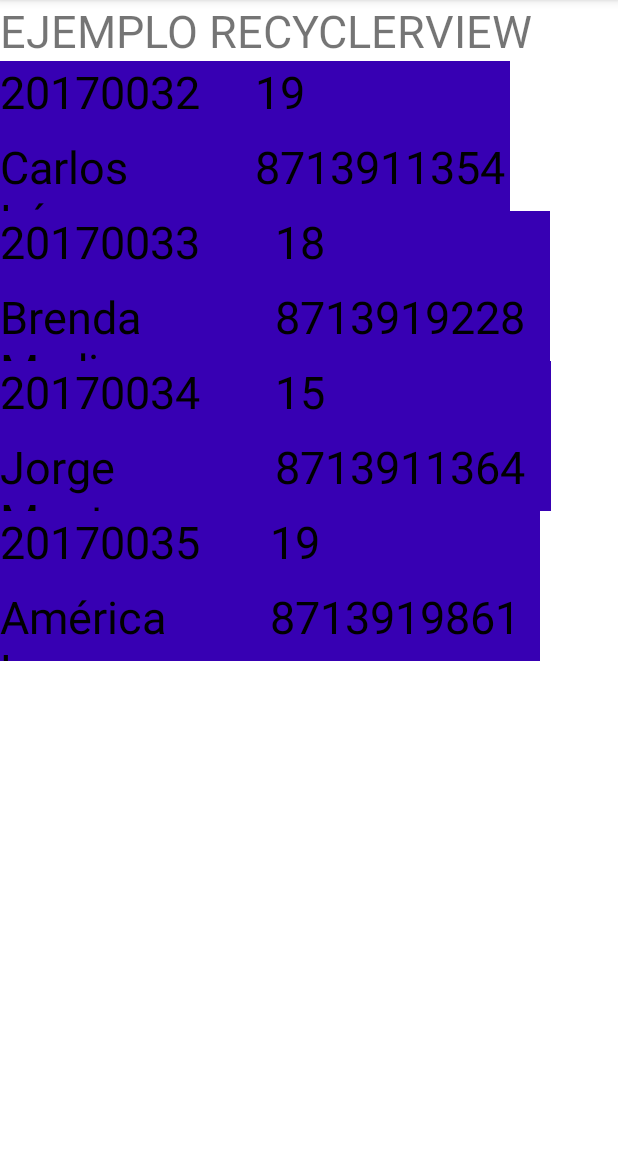
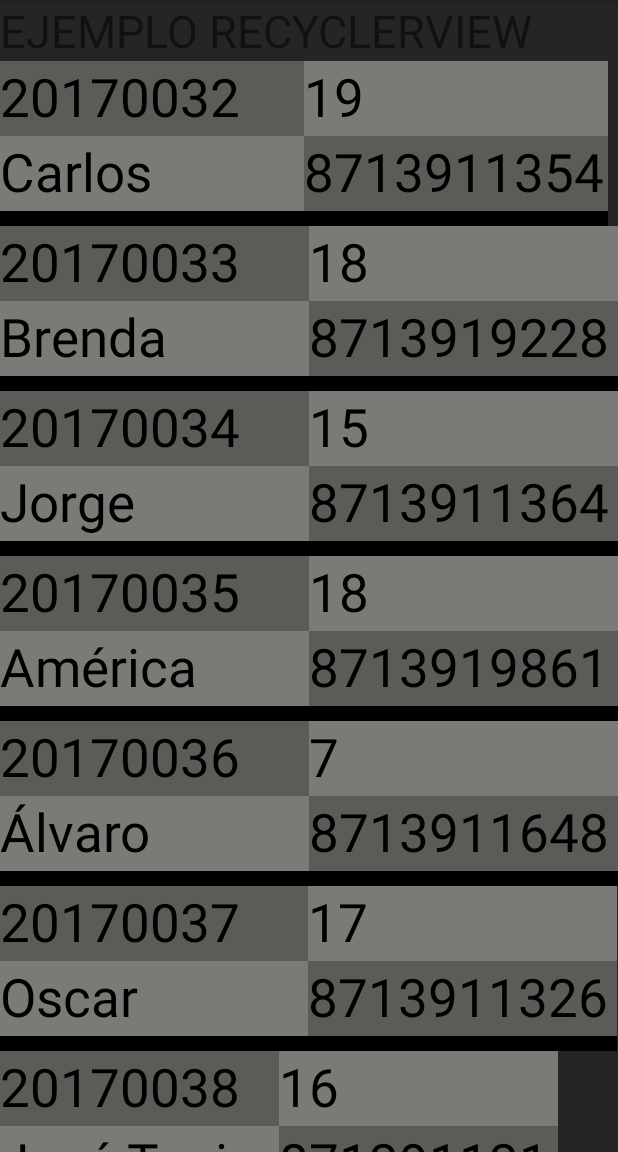
Before and after one commit to CarlosLpz64/RecyclerViewModelos, an Android app: the screen it shows after launch (MainActivity), on a phone screen of 412 x 824 dp, the part 84-1236 px from its top. Run offline under Robolectric (Android 15) with nearby library versions, the phone set to English and light mode, and no system bars.

```diff
--- a/app/src/main/AndroidManifest.xml
+++ b/app/src/main/AndroidManifest.xml
@@ -1,6 +1,8 @@
 <?xml version="1.0" encoding="utf-8"?>
 <manifest xmlns:android="http://schemas.android.com/apk/res/android"
     package="com.example.recyclerviewmodelos">
+
+    <uses-permission android:name="android.permission.CALL_PHONE"/>
 
     <application
         android:allowBackup="true"
--- a/app/src/main/java/com/example/recyclerviewmodelos/MainActivity.java
+++ b/app/src/main/java/com/example/recyclerviewmodelos/MainActivity.java
@@ -1,11 +1,22 @@
 package com.example.recyclerviewmodelos;
 
+import androidx.annotation.NonNull;
 import androidx.appcompat.app.AppCompatActivity;
+import androidx.core.app.ActivityCompat;
+import androidx.core.content.ContextCompat;
 import androidx.recyclerview.widget.GridLayoutManager;
 import androidx.recyclerview.widget.LinearLayoutManager;
 import androidx.recyclerview.widget.RecyclerView;
 
+import android.Manifest;
+import android.content.Intent;
+import android.content.pm.PackageManager;
+import android.net.Uri;
+import android.os.Build;
 import android.os.Bundle;
+import android.util.Log;
+import android.view.View;
+import android.widget.Toast;
 
 import com.example.recyclerviewmodelos.adaptadores.AlumndoAdapter;
 import com.example.recyclerviewmodelos.modelos.alumno;
@@ -16,55 +27,80 @@ import java.util.List;
 public class MainActivity extends AppCompatActivity {
 
     RecyclerView re;
+    //PERMISOS
+    private static final int REQUEST_PERMISSION_CALL = 100;
+
     //RECYCLER VIEW TRABAJA CON UN ADAPTADOR Y CONTEXTO (VIEWGROUP)
     // EL ADAPTADOR TRABAJA CON DISEÑO Y DATOS
-
     @Override
     protected void onCreate(Bundle savedInstanceState) {
         super.onCreate(savedInstanceState);
         setContentView(R.layout.activity_main);
+        //LISTA DE TIPO ALUMNOS
         List<alumno> Alumnos = new ArrayList<>();
 
+        //AGREGAR ELEMENTOS A LA LISTA
         Alumnos.add(new alumno ("Carlos López", "20170032", "8713911354", "19"));
         Alumnos.add(new alumno ("Brenda Medina", "20170033", "8713919228", "18"));
         Alumnos.add(new alumno ("Jorge Montoya", "20170034", "8713911364", "15"));
-        Alumnos.add(new alumno ("América Loera", "20170035", "8713919861", "19"));
+        Alumnos.add(new alumno ("América Loera", "20170035", "8713919861", "18"));
+        Alumnos.add(new alumno ("Álvaro Rentería", "20170036", "8713911648", "7"));
+        Alumnos.add(new alumno ("Oscar Zapata", "20170037", "8713911326", "17"));
+        Alumnos.add(new alumno ("José Tapia", "20170038", "8713911319", "16"));
 
+        //UBICAR RECYCLER
         re=findViewById(R.id.recyclerId);
         re.setHasFixedSize(true);
+        //CREAR ADAPTER
         AlumndoAdapter ad = new AlumndoAdapter(Alumnos);
         LinearLayoutManager lr = new LinearLayoutManager(this, LinearLayoutManager.VERTICAL, false);
         re.setLayoutManager(lr);
+
+        ad.setOnClickListener(new View.OnClickListener() {
+            @Override
+            public void onClick(View v) {
+                //Toast.makeText(getApplicationContext(), Alumnos.get(re.getChildAdapterPosition(v)).getTelefono(), Toast.LENGTH_SHORT).show();
+                //INTENT
+                String tel;
+                tel = Alumnos.get(re.getChildAdapterPosition(v)).getTelefono();
+                PermisoMarcar(tel);
+
+            }
+        });
+
+
         re.setAdapter(ad);
     }
-    /*
-    ArrayList<String> listDatos;
-    RecyclerView recycler;
 
+    public void PermisoMarcar(String tel){
+        //PERMISO
+        if (Build.VERSION.SDK_INT < Build.VERSION_CODES.M){ //VER SI LA VERSIÓN ES MENOR A 23 (PERMISOS AL INSTALAR)
+            Marcar(tel);
+        } else { //SOLICITAR PERMISO EN EJECUCIÓN
+            if (ContextCompat.checkSelfPermission(MainActivity.this, Manifest.permission.CALL_PHONE) == PackageManager.PERMISSION_GRANTED){
+                Marcar(tel);
+            }else{
+                /*
+                if (ActivityCompat.shouldShowRequestPermissionRationale(MainActivity.this,Manifest.permission.CALL_PHONE)){ //LÍNEA POR SI ANTERIORMENTE SE HA RECHAZADO
+                    Log.i("TAG","El usuario previamente ha rechazado la solicitud de permiso");
+                } else {
+                    Log.i("TAG","Solicitar permiso");
+                }*/
+                ActivityCompat.requestPermissions(MainActivity.this, new String[]{Manifest.permission.CALL_PHONE},REQUEST_PERMISSION_CALL );
+            }
+        }
+    }
+
+    public void Marcar(String tel){
+        Intent MarcarImp= new Intent(Intent.ACTION_CALL );
+        MarcarImp.setData(Uri.parse("tel:" + tel));
+        startActivity(MarcarImp);
+    }
+
+    //VENTANA PARA SOLICITAR PERMISO
     @Override
-    protected void onCreate(Bundle savedInstanceState) {
-        super.onCreate(savedInstanceState);
-        setContentView(R.layout.activity_main);
+    public void onRequestPermissionsResult(int requestCode, @NonNull String[] permissions, @NonNull int[] grantResults) {
+        super.onRequestPermissionsResult(requestCode, permissions, grantResults);
+    }
 
-        //REFERENCIA DE RECYCLER
-        recycler= findViewById(R.id.recyclerId);
-
-        //DETERMINAR LAYOUT DEL RECYCLER
-            //EJEMPLO LISTA
-        //recycler.setLayoutManager(new LinearLayoutManager(this, LinearLayoutManager.VERTICAL, false));
-            //EJEMPLO GRID
-        recycler.setLayoutManager(new GridLayoutManager(this, 2)); //Número de columnas
-
-        //LLENAR LISTA EJEMPLO
-        listDatos= new ArrayList<String>();
-        for (int i = 0; i<=50; i++){
-            listDatos.add("Dato #" + i + " ");
-        }
-
-        //RELACIONAR CON ADAPTADOR
-        AdapterDatos adapter = new AdapterDatos(listDatos); //ENVIAR LISTA AL ADAPTADOR
-        recycler.setAdapter(adapter);
-
-
-    }*/
 }
--- a/app/src/main/java/com/example/recyclerviewmodelos/adaptadores/AlumndoAdapter.java
+++ b/app/src/main/java/com/example/recyclerviewmodelos/adaptadores/AlumndoAdapter.java
@@ -16,34 +16,58 @@ import java.util.ArrayList;
 import java.util.List;
 
 
-public class AlumndoAdapter extends RecyclerView.Adapter<AlumndoAdapter.ViewHolder>{
+public class AlumndoAdapter extends RecyclerView.Adapter<AlumndoAdapter.ViewHolder> implements View.OnClickListener{
 
     public AlumndoAdapter(List<alumno> alumnos) {
         Alumnos = alumnos;
     }
 
+    //CREAR UNA LISTA DE TIPO ALUMNOS
     private List<alumno> Alumnos;
 
+    //ONCLICK
+    private View.OnClickListener listener;
+
+    //CREAR VIEWHOLDER (DISENO)
     @NonNull
     @Override
     public ViewHolder onCreateViewHolder(@NonNull ViewGroup parent, int viewType) {
+        //INFLAR
         View v = LayoutInflater.from(parent.getContext())
                 .inflate(R.layout.disenorv, null, false);
+        //ONCLICK
+        v.setOnClickListener(this);
         return new ViewHolder(v);
     }
 
+    //DAR INFORMACION
     @Override
     public void onBindViewHolder(@NonNull ViewHolder holder, int position) {
-        alumno a = Alumnos.get(position);
+        alumno a = Alumnos.get(position); //TOMAR UN ELEMENTO DE LA LISTA
         holder.llenar(a);
     }
 
 
+    //TAMANO DE LA LISTA
     @Override
     public int getItemCount() {
         return Alumnos.size();
     }
 
+
+    //MÉTODO ONCLICK
+    public void setOnClickListener(View.OnClickListener listener){
+        this.listener = listener;
+    }
+
+    @Override
+    public void onClick(View v) {
+        if (listener != null){
+            listener.onClick(v);
+        }
+    }
+
+    //CLASE ANIDADA
     public class ViewHolder extends RecyclerView.ViewHolder {
 
         TextView matricula;
@@ -51,6 +75,7 @@ public class AlumndoAdapter extends RecyclerView.Adapter<AlumndoAdapter.ViewHold
         TextView nombre;
         TextView telefono;
 
+        //DETECTAR ELEMENTOS POR ID
         public ViewHolder(@NonNull View itemView) {
             super(itemView);
             matricula = itemView.findViewById(R.id.txt_matricula);
@@ -59,6 +84,7 @@ public class AlumndoAdapter extends RecyclerView.Adapter<AlumndoAdapter.ViewHold
             telefono = itemView.findViewById(R.id.txt_telefono);
         }
 
+        //CAMBIAR TEXTOS
         public void llenar(alumno a) {
             nombre.setText(a.getNombre());
             edad.setText(a.getEdad());
--- a/app/src/main/java/com/example/recyclerviewmodelos/modelos/alumno.java
+++ b/app/src/main/java/com/example/recyclerviewmodelos/modelos/alumno.java
@@ -14,10 +14,10 @@ public class alumno {
         Edad = edad;
     }
 
+    //GET Y SET
     public String getNombre() {
         return Nombre;
     }
-
     public void setNombre(String nombre) {
         Nombre = nombre;
     }
@@ -25,7 +25,6 @@ public class alumno {
     public String getMatricula() {
         return Matricula;
     }
-
     public void setMatricula(String matricula) {
         Matricula = matricula;
     }
@@ -33,7 +32,6 @@ public class alumno {
     public String getTelefono() {
         return Telefono;
     }
-
     public void setTelefono(String telefono) {
         Telefono = telefono;
     }
@@ -41,7 +39,6 @@ public class alumno {
     public String getEdad() {
         return Edad;
     }
-
     public void setEdad(String edad) {
         Edad = edad;
     }
--- a/app/src/main/res/layout/activity_main.xml
+++ b/app/src/main/res/layout/activity_main.xml
@@ -5,6 +5,7 @@
     android:layout_width="match_parent"
     android:layout_height="match_parent"
     android:orientation="vertical"
+    android:background="@color/fondo"
     tools:context=".MainActivity">
 
     <TextView
--- a/app/src/main/res/layout/disenorv.xml
+++ b/app/src/main/res/layout/disenorv.xml
@@ -11,7 +11,6 @@
         android:layout_width="match_parent"
         android:layout_height="100dp"
         android:orientation="vertical"
-        android:background="@color/purple_700"
         >
 
         <LinearLayout
@@ -23,24 +22,26 @@
 
             <TextView
                 android:layout_width="0dp"
-                android:layout_height="wrap_content"
+                android:layout_height="match_parent"
                 android:layout_weight="2"
-                android:textSize="30sp"
+                android:textSize="35sp"
                 android:textColor="@color/black"
                 android:text="Matricula"
                 android:id="@+id/txt_matricula"
+                android:background="@color/boton"
                 >
 
             </TextView>
 
             <TextView
                 android:layout_width="0dp"
-                android:layout_height="wrap_content"
+                android:layout_height="match_parent"
                 android:layout_weight="2"
-                android:textSize="30sp"
+                android:textSize="35sp"
                 android:textColor="@color/black"
                 android:text="Edad"
                 android:id="@+id/txt_edad"
+                android:background="@color/boton2"
                 >
             </TextView>
         </LinearLayout>
@@ -54,38 +55,37 @@
 
             <TextView
                 android:layout_width="0dp"
-                android:layout_height="wrap_content"
+                android:layout_height="match_parent"
                 android:layout_weight="2"
-                android:textSize="30sp"
+                android:textSize="35sp"
                 android:textColor="@color/black"
                 android:text="Nombre"
                 android:id="@+id/txt_nombre"
+                android:background="@color/boton2"
                 >
 
             </TextView>
 
             <TextView
                 android:layout_width="0dp"
-                android:layout_height="wrap_content"
+                android:layout_height="match_parent"
                 android:layout_weight="2"
-                android:textSize="30sp"
+                android:textSize="35sp"
                 android:textColor="@color/black"
                 android:text="Teléfono"
                 android:id="@+id/txt_telefono"
+                android:background="@color/boton"
                 >
             </TextView>
         </LinearLayout>
 
     </LinearLayout>
 
-
-
-    <!--
-    <androidx.recyclerview.widget.RecyclerView
-        android:id="@+id/recyclerId"
+    <TextView
         android:layout_width="match_parent"
-        android:layout_height="wrap_content"
-        />
-    -->
+        android:layout_height="10dp"
+        android:background="@color/black"
+        >
+    </TextView>
 
 </LinearLayout>
--- a/app/src/main/res/values/colors.xml
+++ b/app/src/main/res/values/colors.xml
@@ -7,4 +7,7 @@
     <color name="teal_700">#FF018786</color>
     <color name="black">#FF000000</color>
     <color name="white">#FFFFFFFF</color>
+    <color name="fondo">#252523</color>
+    <color name="boton">#5C5B58</color>
+    <color name="boton2">#7C7A76</color>
 </resources>
```
